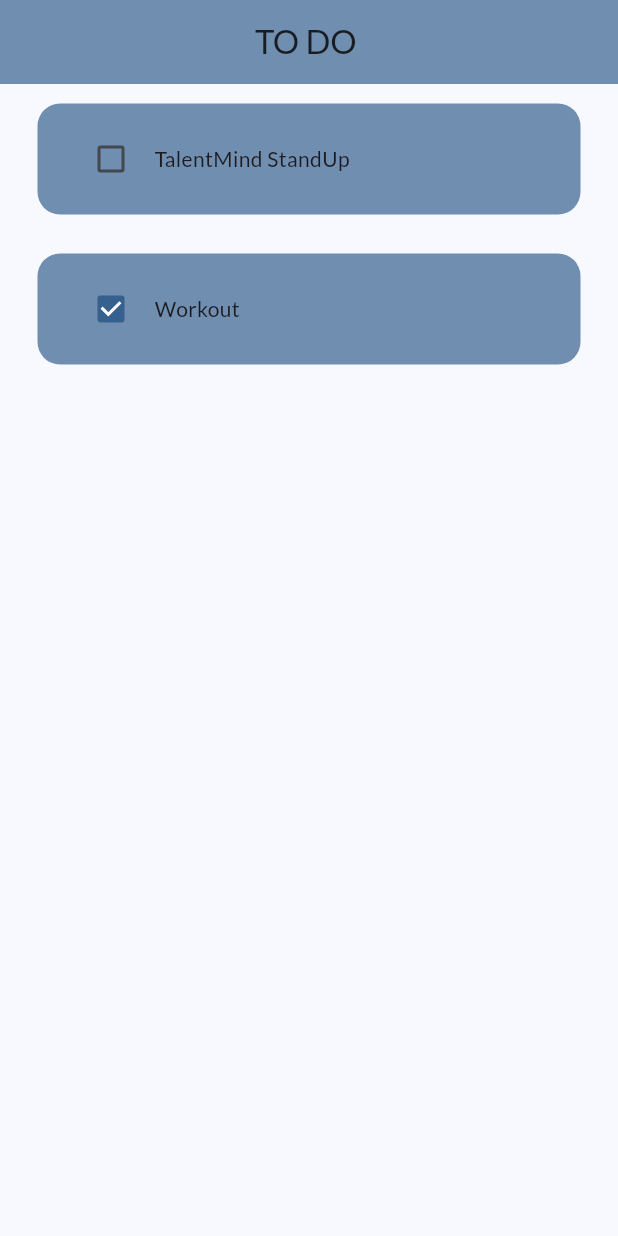
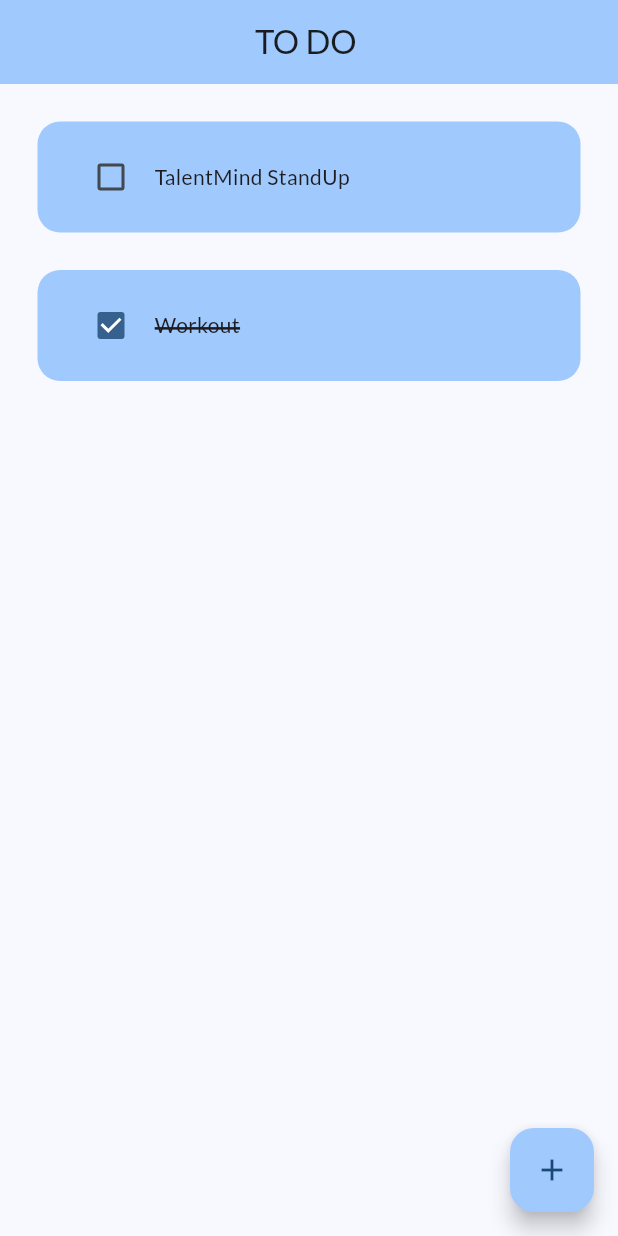
Before and after one commit to AklMa7/To_Do_App_Flutter_Hive., a Flutter app: the screen it shows after launch, on a phone screen of 412 x 824 dp. Run offline on Flutter 3.47's test engine with Material 3 defaults, Android fonts, the phone set to English and light mode, and no system bars; our stand-ins replace google_fonts.

Commit message:
Added add new task button / dialog to add new task

```diff
--- a/lib/main.dart
+++ b/lib/main.dart
@@ -1,6 +1,6 @@
 import 'package:flutter/material.dart';
 import 'package:google_fonts/google_fonts.dart';
-import 'package:to_do_app/home_page.dart';
+import 'package:to_do_app/pages/home_page.dart';
 
 void main() {
   runApp(const MyApp());
--- a/lib/home_page.dart
+++ b/lib/pages/home_page.dart
@@ -1,4 +1,5 @@
 import 'package:flutter/material.dart';
+import 'package:to_do_app/utilities/dialog_box.dart';
 import 'package:to_do_app/utilities/to_do_tile.dart';
 
 class MyHomePage extends StatefulWidget {
@@ -18,31 +19,48 @@ class _MyHomePageState extends State<MyHomePage> {
   ];
 
   // CheckBox was tapped ?
-
   void checkBoxChangeState(bool value , int index) {
 
     setState(() {
       toDoList[index][1] = value;
     });
   }
+  //---------------------
 
+  // create New Task
 
+  void createNewTask(){
+    showDialog(
+      context: context,
+      builder: (context) {
+        return const DialogBox();
+      }
+      );
+
+  }
+
+  //---------------------
 
   @override
   Widget build(BuildContext context) {
-    // This method is rerun every time setState is called, for instance as done
-    // by the _incrementCounter method above.
-    //
-    // The Flutter framework has been optimized to make rerunning build methods
-    // fast, so that you can just rebuild anything that needs updating rather
-    // than having to individually change instances of widgets.
+    // This method is rerun every time setState is called
     return Scaffold(
       backgroundColor: Theme.of(context).colorScheme.surface,
       appBar: AppBar(
-        backgroundColor: Theme.of(context).colorScheme.primary.withOpacity(0.7),
+        backgroundColor: Theme.of(context).colorScheme.inversePrimary,
         centerTitle: true,
         title: Text(widget.title),
       ),
+
+
+      floatingActionButton:  FloatingActionButton(
+        backgroundColor: Theme.of(context).colorScheme.inversePrimary,
+        onPressed: () => createNewTask(),
+        tooltip: 'New Task',
+        child: const Icon(Icons.add),
+      ),
+
+
       body: ListView.builder(
         itemCount: toDoList.length,
         itemBuilder: (context, index) {
--- a/lib/utilities/to_do_tile.dart
+++ b/lib/utilities/to_do_tile.dart
@@ -15,10 +15,10 @@ class ToDoTile extends StatelessWidget {
   @override
   Widget build(BuildContext context) {
     return Padding(
-      padding: const EdgeInsets.symmetric(horizontal: 25.0 , vertical: 13),
+      padding: const EdgeInsets.only(left: 25.0 , right: 25 ,top: 25  ),
       child: Container(
         decoration: BoxDecoration(
-          color: Theme.of(context).colorScheme.primary.withOpacity(0.7),
+          color: Theme.of(context).colorScheme.inversePrimary,
           borderRadius: BorderRadius.circular(15)
         ),
         child:  Padding(
@@ -31,7 +31,13 @@ class ToDoTile extends StatelessWidget {
               const SizedBox(width: 5,),
               //Task Name
               Text(
-                taskName
+                taskName,
+                style: TextStyle(
+                  decoration: taskIsCompleted ? TextDecoration.lineThrough : TextDecoration.none,
+                  decorationStyle: TextDecorationStyle.solid,
+                  decorationThickness: 2
+
+                ),
               ),
             ],
           ),
```
Also changed, not shown: lib/utilities/custom_buttom.dart (added, +37 -0 lines), lib/utilities/dialog_box.dart (added, +44 -0 lines).
